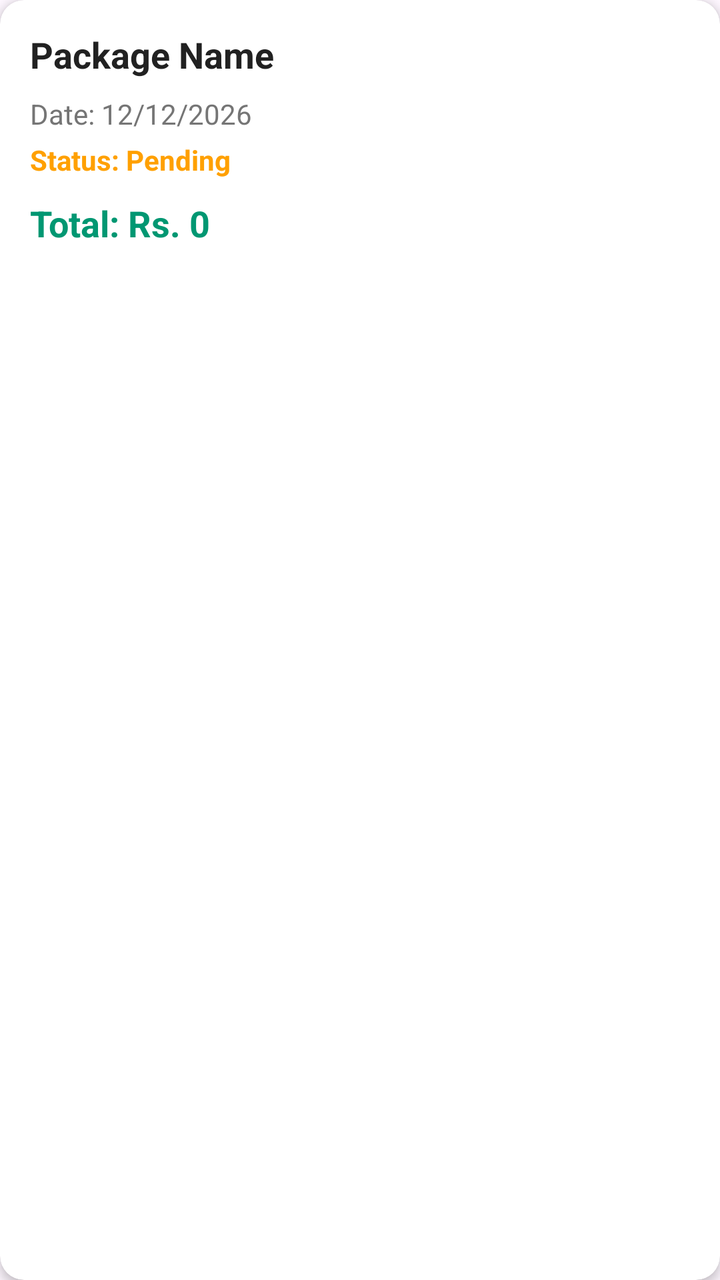
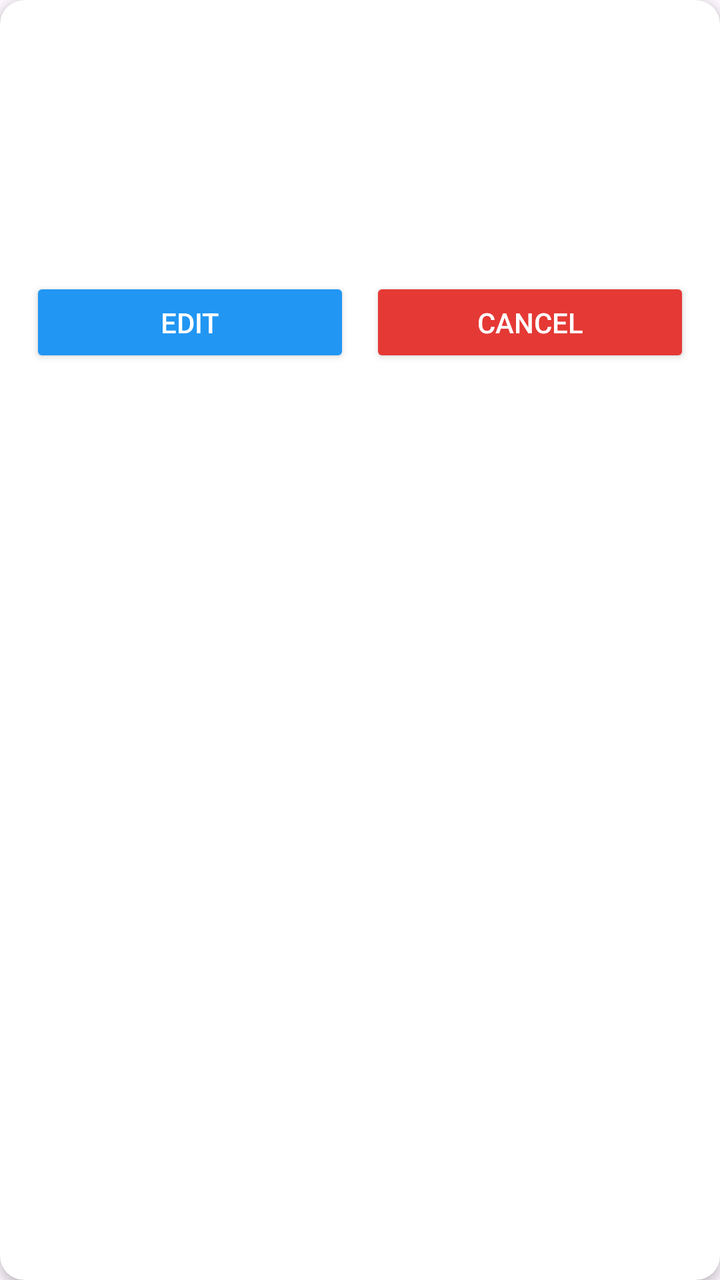

Two renders of the same Android screen: before a commit and after it. Below are the layout's source before the change and the commit's diff.
<!-- AndroidManifest.xml: application theme Theme.CeyloTrip -->
<!-- res/layout/item_booking.xml -->
<?xml version="1.0" encoding="utf-8"?>
<androidx.cardview.widget.CardView xmlns:android="http://schemas.android.com/apk/res/android"
    xmlns:app="http://schemas.android.com/apk/res-auto"
    android:layout_width="match_parent"
    android:layout_height="wrap_content"
    android:layout_margin="10dp"
    app:cardCornerRadius="12dp"
    app:cardElevation="3dp"
    android:backgroundTint="#FFFFFF">

    <LinearLayout
        android:layout_width="match_parent"
        android:layout_height="wrap_content"
        android:orientation="vertical"
        android:padding="15dp">

        <TextView
            android:id="@+id/tvBookedPackageName"
            android:layout_width="wrap_content"
            android:layout_height="wrap_content"
            android:text="Package Name"
            android:textColor="#212121"
            android:textSize="18sp"
            android:textStyle="bold"
            android:layout_marginBottom="8dp"/>

        <TextView
            android:id="@+id/tvBookedDate"
            android:layout_width="wrap_content"
            android:layout_height="wrap_content"
            android:text="Date: 12/12/2026"
            android:textColor="#757575"
            android:textSize="14sp"
            android:layout_marginBottom="4dp"/>

        <TextView
            android:id="@+id/tvBookedStatus"
            android:layout_width="wrap_content"
            android:layout_height="wrap_content"
            android:text="Status: Pending"
            android:textColor="#FFA000"
            android:textSize="14sp"
            android:textStyle="bold"
            android:layout_marginBottom="10dp"/>

        <TextView
            android:id="@+id/tvBookedPrice"
            android:layout_width="wrap_content"
            android:layout_height="wrap_content"
            android:text="Total: Rs. 0"
            android:textColor="#009772"
            android:textSize="18sp"
            android:textStyle="bold"/>

    </LinearLayout>
</androidx.cardview.widget.CardView>
<!-- resources referenced by this layout -->
<resources>
  <style name="Theme.CeyloTrip" parent="Base.Theme.CeyloTrip" />
  <style name="Base.Theme.CeyloTrip" parent="Theme.Material3.DayNight.NoActionBar">
          
          
      </style>
</resources>

<!-- the commit's change to res/layout/item_booking.xml (unified diff, before → after) -->
@@ -18,7 +18,6 @@
             android:id="@+id/tvBookedPackageName"
             android:layout_width="wrap_content"
             android:layout_height="wrap_content"
-            android:text="Package Name"
             android:textColor="#212121"
             android:textSize="18sp"
             android:textStyle="bold"
@@ -28,7 +27,6 @@
             android:id="@+id/tvBookedDate"
             android:layout_width="wrap_content"
             android:layout_height="wrap_content"
-            android:text="Date: 12/12/2026"
             android:textColor="#757575"
             android:textSize="14sp"
             android:layout_marginBottom="4dp"/>
@@ -37,8 +35,6 @@
             android:id="@+id/tvBookedStatus"
             android:layout_width="wrap_content"
             android:layout_height="wrap_content"
-            android:text="Status: Pending"
-            android:textColor="#FFA000"
             android:textSize="14sp"
             android:textStyle="bold"
             android:layout_marginBottom="10dp"/>
@@ -47,10 +43,38 @@
             android:id="@+id/tvBookedPrice"
             android:layout_width="wrap_content"
             android:layout_height="wrap_content"
-            android:text="Total: Rs. 0"
             android:textColor="#009772"
             android:textSize="18sp"
-            android:textStyle="bold"/>
+            android:textStyle="bold"
+            android:layout_marginBottom="15dp"/>
+
+        
+        <LinearLayout
+            android:layout_width="match_parent"
+            android:layout_height="wrap_content"
+            android:orientation="horizontal"
+            android:weightSum="2">
+
+            <Button
+                android:id="@+id/btnEditBooking"
+                android:layout_width="0dp"
+                android:layout_height="45dp"
+                android:layout_weight="1"
+                android:text="Edit"
+                android:backgroundTint="#2196F3"
+                android:textColor="#FFFFFF"
+                android:layout_marginRight="5dp"/>
+
+            <Button
+                android:id="@+id/btnCancelBooking"
+                android:layout_width="0dp"
+                android:layout_height="45dp"
+                android:layout_weight="1"
+                android:text="Cancel"
+                android:backgroundTint="#E53935"
+                android:textColor="#FFFFFF"
+                android:layout_marginLeft="5dp"/>
+        </LinearLayout>
 
     </LinearLayout>
 </androidx.cardview.widget.CardView>
